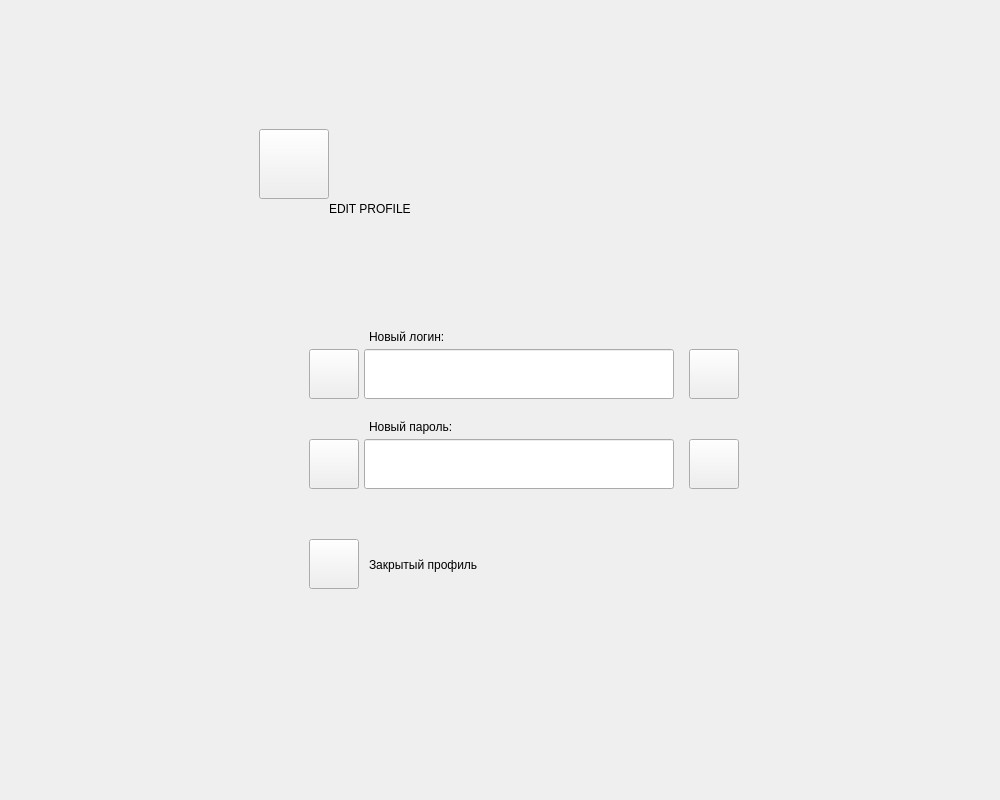
IRINQUE/YandexLiceum-Messenger, file Yandex/designer/yandex.ui: the form before one commit.
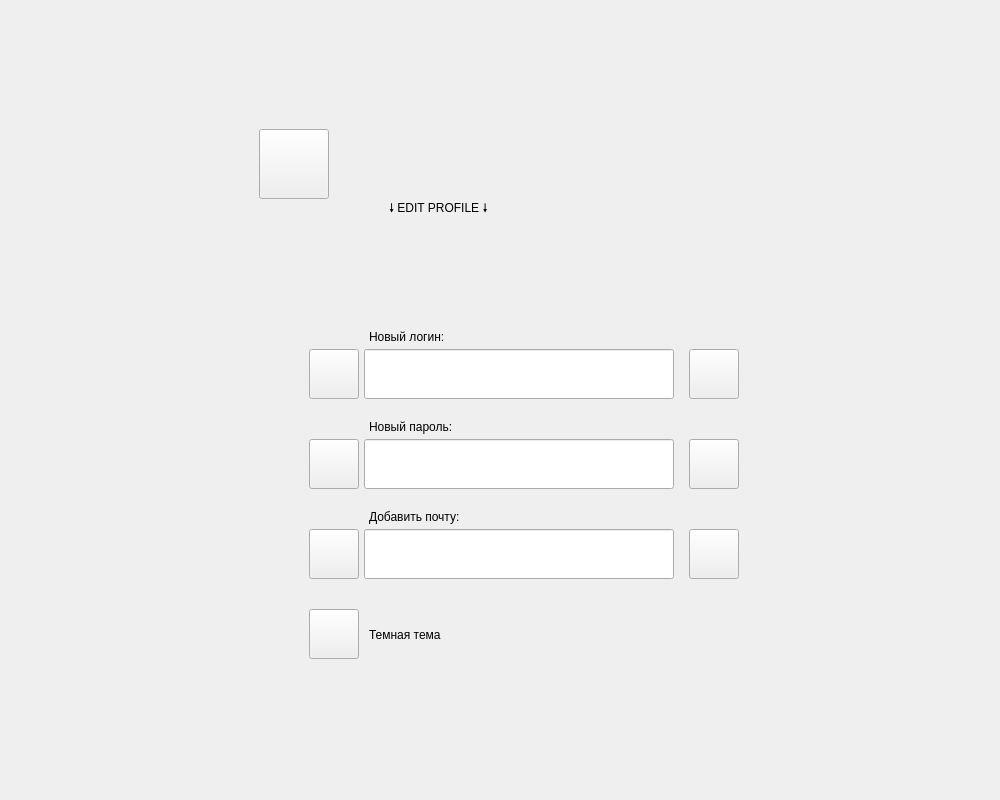
The form after the commit. The open tabs and pages were chosen to show the change.

Diff of the .ui file:
```diff
--- a/Yandex/designer/yandex.ui
+++ b/Yandex/designer/yandex.ui
@@ -1161,14 +1161,14 @@
        <widget class="QLabel" name="L_edit_profile_const_0">
         <property name="geometry">
          <rect>
-          <x>320</x>
+          <x>380</x>
           <y>150</y>
-          <width>411</width>
+          <width>311</width>
           <height>100</height>
          </rect>
         </property>
         <property name="text">
-         <string>EDIT PROFILE</string>
+         <string>🠗 EDIT PROFILE 🠗</string>
         </property>
        </widget>
        <widget class="QLineEdit" name="LE_edit_profile_login">
@@ -1273,13 +1273,13 @@
         <property name="geometry">
          <rect>
           <x>360</x>
-          <y>540</y>
+          <y>610</y>
           <width>181</width>
           <height>31</height>
          </rect>
         </property>
         <property name="text">
-         <string>Закрытый профиль</string>
+         <string>Темная тема</string>
         </property>
        </widget>
        <widget class="QLabel" name="L_edit_profile_warning">
@@ -1325,7 +1325,7 @@
         <property name="geometry">
          <rect>
           <x>300</x>
-          <y>530</y>
+          <y>600</y>
           <width>50</width>
           <height>50</height>
          </rect>
@@ -1334,6 +1334,55 @@
          <string/>
         </property>
        </widget>
+       <widget class="QPushButton" name="B_edit_profile_save_email">
+        <property name="geometry">
+         <rect>
+          <x>300</x>
+          <y>520</y>
+          <width>50</width>
+          <height>50</height>
+         </rect>
+        </property>
+        <property name="text">
+         <string/>
+        </property>
+       </widget>
+       <widget class="QLineEdit" name="LE_edit_profile_email">
+        <property name="geometry">
+         <rect>
+          <x>355</x>
+          <y>520</y>
+          <width>310</width>
+          <height>50</height>
+         </rect>
+        </property>
+       </widget>
+       <widget class="QPushButton" name="B_edit_profile_warning_3">
+        <property name="geometry">
+         <rect>
+          <x>680</x>
+          <y>520</y>
+          <width>50</width>
+          <height>50</height>
+         </rect>
+        </property>
+        <property name="text">
+         <string/>
+        </property>
+       </widget>
+       <widget class="QLabel" name="L_edit_profile_3">
+        <property name="geometry">
+         <rect>
+          <x>360</x>
+          <y>500</y>
+          <width>101</width>
+          <height>16</height>
+         </rect>
+        </property>
+        <property name="text">
+         <string>Добавить почту:</string>
+        </property>
+       </widget>
       </widget>
      </widget>
     </item>
```
Left out of the diff: 85 changed lines with no effect on the pictures.
